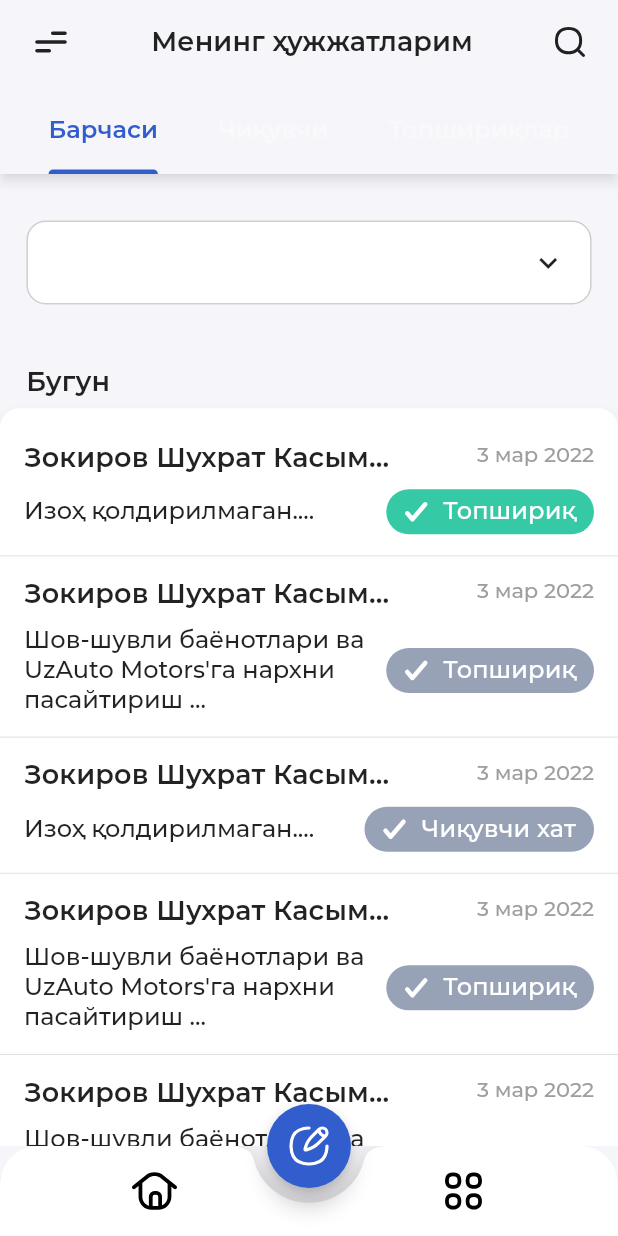
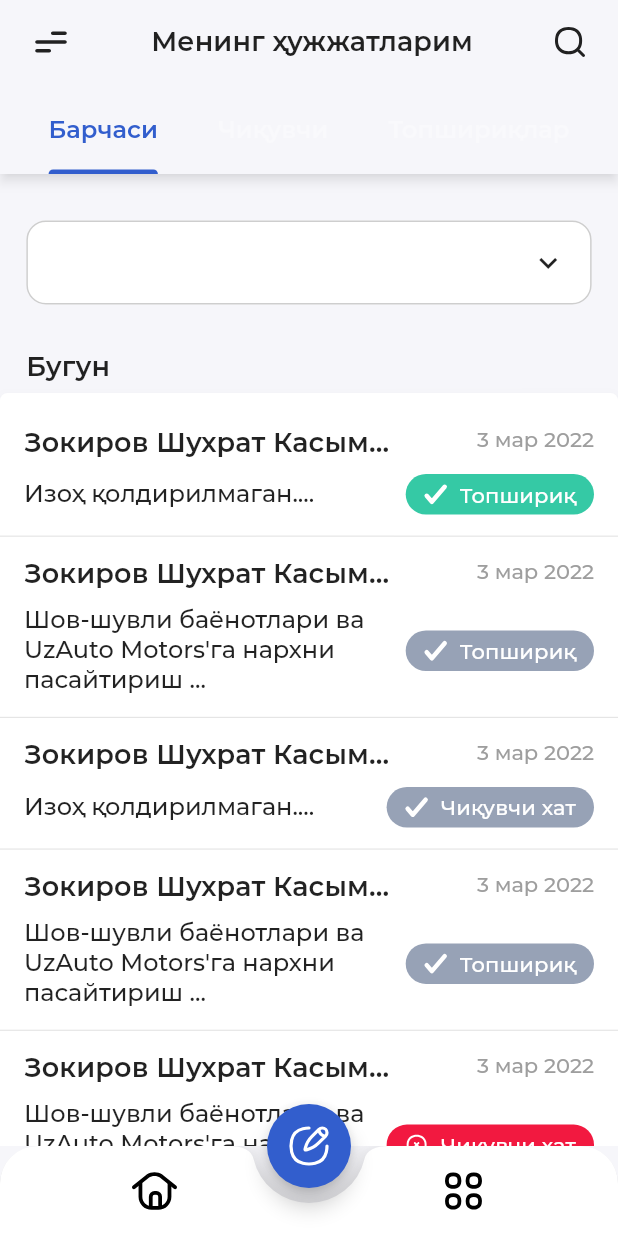
Before and after one commit to jafar260698/MVVM-stacked, a Flutter app: the screen it shows after launch, on a phone screen of 412 x 824 dp. Run offline on Flutter 3.47's test engine with Material 2 defaults, Android fonts, the phone set to English and light mode, and no system bars; our stand-ins replace auto_route, connectivity, flutter_svg, get_it, injectable, modal_bottom_sheet and 4 more; generated files the repository leaves out were written again.

Commit message:
- code refactor

```diff
--- a/lib/screen/bottom_main_page.dart
+++ b/lib/screen/bottom_main_page.dart
@@ -187,12 +187,12 @@ class BottomMainPage extends StatelessWidget {
               child: Column(
                 mainAxisSize: MainAxisSize.min,
                 children: [
-                  const SizedBox(height: 20),
+                  SizedBox(height: SizeConfig.calculateBlockHorizontal(10)),
                   Text(
                     Words.condition,
                     style: FontStyle.appBarStyle20,
                   ),
-                  const SizedBox(height: 25),
+                  SizedBox(height: SizeConfig.calculateBlockHorizontal(20)),
                   ListView.builder(
                       physics: const BouncingScrollPhysics(),
                       padding: const EdgeInsets.only(top: 8, bottom: 20),
@@ -217,8 +217,12 @@ class BottomMainPage extends StatelessWidget {
                               Navigator.of(context).pop();
                             });
                       }),
-                  Padding(
-                    padding: EdgeInsets.symmetric(vertical: 10),
+                  InkWell(
+                    onTap: () {
+                      Navigator.pop(context);
+                    },
+                    child: Padding(
+                      padding: const EdgeInsets.symmetric(vertical: 10),
                       child: CircleAvatar(
                         backgroundColor: Colors.grey.withOpacity(0.4),
                         radius: 36,
@@ -229,18 +233,18 @@ class BottomMainPage extends StatelessWidget {
                             child: Icon(Icons.close, size: 30, color: Colors.black87)
                         ),
                       ),
+                    ),
                   )
                 ],
               ),
             ),
           ),
-          SizedBox(height: SizeConfig.calculateBlockVertical(40)),
+          SizedBox(height: SizeConfig.calculateBlockVertical(30)),
           getMyDashboard(context, model),
         ],
       ),
     );
   }
-
 
   Widget getMyDashboard(BuildContext context, BottomMainViewModel model) {
     return Column(
@@ -318,8 +322,12 @@ class BottomMainPage extends StatelessWidget {
                     Navigator.of(context).pop();
                   });
             }),
-        Padding(
-          padding: EdgeInsets.symmetric(vertical: 10),
+        InkWell(
+          onTap: () {
+            Navigator.pop(context);
+          },
+          child: Padding(
+            padding: const EdgeInsets.symmetric(vertical: 10),
             child: CircleAvatar(
               backgroundColor: Colors.grey.withOpacity(0.4),
               radius: 36,
@@ -328,6 +336,7 @@ class BottomMainPage extends StatelessWidget {
                   radius: 35,
                   backgroundColor: Colors.white,
                   child: Icon(Icons.close, size: 30, color: Colors.black87)
+              ),
             ),
           ),
         )
--- a/lib/views/components/main_dashboard.dart
+++ b/lib/views/components/main_dashboard.dart
@@ -73,11 +73,11 @@ class MainDashboardUI extends StatelessWidget {
                           height: 16,
                           color: Colors.white,
                         ),
-                        const SizedBox(width: 10),
+                        const SizedBox(width: 8),
                         Text(
                           iconText!,
                           style: const TextStyle(
-                            fontSize: 16,
+                            fontSize: 14,
                             fontWeight: FontWeight.w500,
                             color: Colors.white,
                             letterSpacing: 0.1,
--- a/lib/views/widgets/card_shadow.dart
+++ b/lib/views/widgets/card_shadow.dart
@@ -23,7 +23,7 @@ class CardShadow extends StatelessWidget {
       shadowColor: Colors.black26,
       margin: EdgeInsets.all(0),
       shape: RoundedRectangleBorder(
-        borderRadius: BorderRadius.circular(13),
+        borderRadius: BorderRadius.circular(5),
       ),
       child: child,
     );
```
Lines whose indentation alone changed are shown as unchanged.
